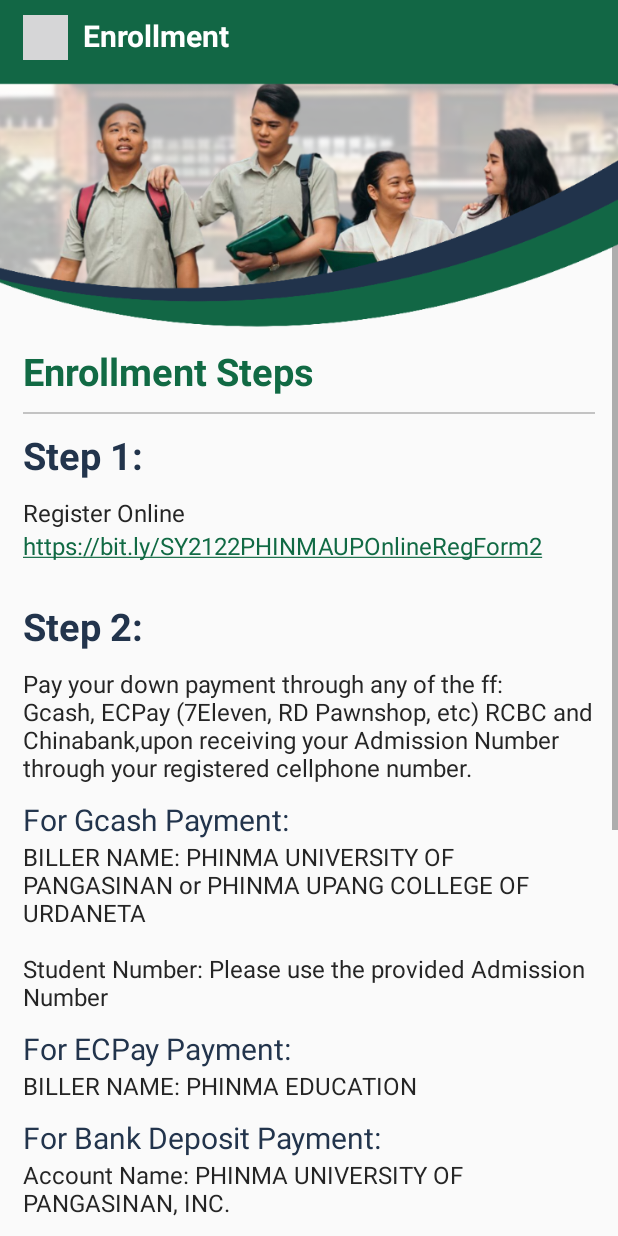
After one commit to uppercaseguy2/android_PHINMAUPangGuide, an Android app: the EnrollmentStepsActivity screen opened directly, with no data from a screen before it, on a phone screen of 412 x 824 dp. The commit adds this screen. Run offline under Robolectric (Android 15) with nearby library versions, the phone set to English and light mode, and no system bars.

Commit message:
accomplish enrollment steps activity

```diff
--- a/app/src/main/AndroidManifest.xml
+++ b/app/src/main/AndroidManifest.xml
@@ -9,6 +9,9 @@
         android:roundIcon="@mipmap/ic_launcher_round"
         android:supportsRtl="true"
         android:theme="@style/Theme.PHINMAUniversityOfPangasinanSYGuidingSystem">
+        <activity
+            android:name=".EnrollmentStepsActivity"
+            android:exported="false" />
         <activity
             android:name=".HelpSelectActivity"
             android:exported="false" />
--- /dev/null
+++ b/app/src/main/java/com/teamuppercaseguy2/android_PHINMAUPangGuide/EnrollmentStepsActivity.java
@@ -0,0 +1,46 @@
+package com.teamuppercaseguy2.android_PHINMAUPangGuide;
+
+import androidx.appcompat.app.AppCompatActivity;
+
+import android.content.Intent;
+import android.graphics.Paint;
+import android.net.Uri;
+import android.os.Bundle;
+import android.view.View;
+import android.widget.Button;
+import android.widget.ImageButton;
+import android.widget.TextView;
+
+public class EnrollmentStepsActivity extends AppCompatActivity {
+    TextView _linkEnroll, _linkProof;
+    ImageButton _backBtn;
+
+    @Override
+    protected void onCreate(Bundle savedInstanceState) {
+        super.onCreate(savedInstanceState);
+        setContentView(R.layout.activity_enrollment_steps);
+
+       _linkEnroll =  findViewById(R.id.link_enroll);
+       _linkProof =  findViewById(R.id.link_proof);
+       _backBtn = findViewById(R.id.btn_return);
+
+       _backBtn.setOnClickListener(view -> onBackPressed());
+
+       _linkProof.setPaintFlags(_linkProof.getPaintFlags() | Paint.UNDERLINE_TEXT_FLAG);
+       _linkEnroll.setPaintFlags(_linkEnroll.getPaintFlags() | Paint.UNDERLINE_TEXT_FLAG);
+
+       _linkEnroll.setOnClickListener(view ->
+               GoToURL(_linkEnroll.getText().toString())
+               );
+        _linkProof.setOnClickListener(view ->
+                GoToURL(_linkProof.getText().toString())
+        );
+
+    }
+
+    void GoToURL(String url){
+        Uri uri = Uri.parse(url);
+        Intent intent= new Intent(Intent.ACTION_VIEW,uri);
+        startActivity(intent);
+    }
+}
--- a/app/src/main/java/com/teamuppercaseguy2/android_PHINMAUPangGuide/HelpSelectActivity.java
+++ b/app/src/main/java/com/teamuppercaseguy2/android_PHINMAUPangGuide/HelpSelectActivity.java
@@ -2,14 +2,28 @@ package com.teamuppercaseguy2.android_PHINMAUPangGuide;
 
 import androidx.appcompat.app.AppCompatActivity;
 
+import android.content.Intent;
 import android.os.Bundle;
+import android.view.View;
+import android.widget.Button;
 
 public class HelpSelectActivity extends AppCompatActivity {
+
+    Button _viewEnrollment, _viewUniform, _viewFees, _viewCampus;
 
     @Override
     protected void onCreate(Bundle savedInstanceState) {
         super.onCreate(savedInstanceState);
         setContentView(R.layout.activity_help_select);
 
+        _viewEnrollment = findViewById(R.id.view_Enrollment);
+        _viewUniform = findViewById(R.id.view_uniforms);
+        _viewFees = findViewById(R.id.view_Fees);
+        _viewCampus = findViewById(R.id.view_campus);
+
+
+        _viewEnrollment.setOnClickListener(view -> {
+            startActivity(new Intent(HelpSelectActivity.this, EnrollmentStepsActivity.class));
+        });
     }
 }
--- a/app/src/main/java/com/teamuppercaseguy2/android_PHINMAUPangGuide/MainActivity.java
+++ b/app/src/main/java/com/teamuppercaseguy2/android_PHINMAUPangGuide/MainActivity.java
@@ -20,6 +20,7 @@ public class MainActivity extends AppCompatActivity {
 
         _findMore.setOnClickListener(view -> {
             startActivity(new Intent(MainActivity.this, HelpSelectActivity.class));
+            finish();
         });
 
 
--- /dev/null
+++ b/app/src/main/res/layout/activity_enrollment_steps.xml
@@ -0,0 +1,253 @@
+<?xml version="1.0" encoding="utf-8"?>
+<androidx.constraintlayout.widget.ConstraintLayout xmlns:android="http://schemas.android.com/apk/res/android"
+    xmlns:app="http://schemas.android.com/apk/res-auto"
+    xmlns:tools="http://schemas.android.com/tools"
+    android:layout_width="match_parent"
+    android:layout_height="match_parent"
+    tools:context=".EnrollmentStepsActivity">
+
+    <ImageButton
+        android:id="@+id/btn_return"
+        android:layout_width="30dp"
+        android:layout_height="30dp"
+        android:background="?android:selectableItemBackgroundBorderless"
+        android:elevation="3dp"
+        android:foreground="@drawable/ic_baseline_arrow_back_24"
+        app:layout_constraintBottom_toBottomOf="parent"
+        app:layout_constraintEnd_toEndOf="parent"
+        app:layout_constraintHorizontal_bias="0.04"
+        app:layout_constraintStart_toStartOf="parent"
+        app:layout_constraintTop_toTopOf="parent"
+        app:layout_constraintVertical_bias="0.0125" />
+
+    <TextView
+        android:layout_width="wrap_content"
+        android:layout_height="wrap_content"
+        android:elevation="3dp"
+        android:layout_marginStart="10dp"
+        android:layout_marginTop="10dp"
+
+        android:text="Enrollment"
+        android:textColor="@color/white"
+        android:textSize="20sp"
+        android:textStyle="bold"
+        app:layout_constraintStart_toEndOf="@+id/btn_return"
+        app:layout_constraintTop_toTopOf="parent" />
+
+    <ImageView
+        android:id="@+id/imageView4"
+        android:layout_width="match_parent"
+        android:layout_height="wrap_content"
+        android:adjustViewBounds="true"
+        android:elevation="2dp"
+        android:scaleType="fitXY"
+        android:src="@drawable/header_enrollment"
+        app:layout_constraintEnd_toEndOf="parent"
+        app:layout_constraintHorizontal_bias="0.5"
+        app:layout_constraintStart_toStartOf="parent"
+        app:layout_constraintTop_toTopOf="parent" />
+
+    <ScrollView
+        android:id="@+id/scrollView2"
+        android:layout_width="match_parent"
+        android:layout_height="match_parent">
+
+        <LinearLayout
+            android:layout_width="match_parent"
+            android:layout_height="wrap_content"
+            android:orientation="vertical">
+
+            <TextView
+                android:layout_width="match_parent"
+                android:layout_height="wrap_content"
+                android:paddingStart="15dp"
+                android:paddingTop="230dp"
+                android:paddingBottom="10dp"
+                android:text="Enrollment Steps"
+                android:textColor="@color/upang_green"
+                android:textSize="25sp"
+                android:textStyle="bold" />
+
+            <View
+                android:layout_width="match_parent"
+                android:layout_height="1dp"
+                android:layout_marginHorizontal="15dp"
+                android:layout_marginBottom="10dp"
+                android:background="@color/upang_lightgray" />
+
+            <TextView
+                android:layout_width="match_parent"
+                android:layout_height="wrap_content"
+                android:paddingStart="15dp"
+                android:paddingBottom="10dp"
+                android:text="Step 1:"
+                android:textColor="@color/upang_blue"
+                android:textSize="25sp"
+                android:textStyle="bold" />
+            <TextView
+                android:layout_width="match_parent"
+                android:layout_height="wrap_content"
+                android:layout_marginHorizontal="15dp"
+                android:text="Register Online"
+                android:textColor="@color/black"
+                android:textSize="16sp"
+                />
+             <TextView
+                android:id="@+id/link_enroll"
+                android:layout_width="match_parent"
+                android:layout_height="wrap_content"
+                android:layout_marginHorizontal="15dp"
+                android:text="https://bit.ly/SY2122PHINMAUPOnlineRegForm2"
+                android:textColor="@color/upang_green"
+                android:textSize="16sp"
+                />
+
+            <TextView
+                android:layout_marginTop="15dp"
+                android:layout_width="match_parent"
+                android:layout_height="wrap_content"
+                android:paddingStart="15dp"
+                android:paddingVertical="10dp"
+                android:text="Step 2:"
+                android:textColor="@color/upang_blue"
+                android:textSize="25sp"
+                android:textStyle="bold"
+                android:singleLine="false"/>
+            <TextView
+                android:layout_width="match_parent"
+                android:layout_height="wrap_content"
+                android:layout_marginHorizontal="15dp"
+                android:text="Pay your down payment through any of the ff:
+                \nGcash, ECPay (7Eleven, RD Pawnshop, etc) RCBC and Chinabank,upon receiving your Admission Number through your registered cellphone number."
+                android:textSize="16sp"
+                android:textColor="@color/black"
+                android:singleLine="false"
+                />
+            <TextView
+                android:layout_width="match_parent"
+                android:layout_height="wrap_content"
+                android:layout_marginHorizontal="15dp"
+                android:layout_marginTop="10dp"
+                android:text="For Gcash Payment: "
+                android:textSize="20sp"
+                android:textColor="@color/upang_blue"
+                android:singleLine="false"
+                />
+            <TextView
+                android:layout_width="match_parent"
+                android:layout_height="wrap_content"
+                android:layout_marginHorizontal="15dp"
+                android:text="BILLER NAME: PHINMA UNIVERSITY OF PANGASINAN or PHINMA UPANG COLLEGE OF URDANETA
+\n\nStudent Number: Please use the provided Admission Number"
+                android:textColor="@color/black"
+                android:textSize="16sp"
+                android:singleLine="false"
+                />
+
+            <TextView
+                android:layout_width="match_parent"
+                android:layout_height="wrap_content"
+                android:layout_marginHorizontal="15dp"
+                android:layout_marginTop="10dp"
+                android:text="For ECPay Payment:  "
+                android:textSize="20sp"
+                android:textColor="@color/upang_blue"
+                android:singleLine="false"
+                />
+            <TextView
+                android:layout_width="match_parent"
+                android:layout_height="wrap_content"
+                android:layout_marginHorizontal="15dp"
+                android:text="BILLER NAME: PHINMA EDUCATION"
+                android:textSize="16sp"
+                android:textColor="@color/black"
+                android:singleLine="false"
+                />
+
+            <TextView
+                android:layout_width="match_parent"
+                android:layout_height="wrap_content"
+                android:layout_marginHorizontal="15dp"
+                android:layout_marginTop="10dp"
+                android:text="For Bank Deposit Payment: "
+                android:textSize="20sp"
+                android:textColor="@color/upang_blue"
+                android:singleLine="false"
+                />
+            <TextView
+                android:layout_width="match_parent"
+                android:layout_height="wrap_content"
+                android:layout_marginHorizontal="15dp"
+                android:text="Account Name: PHINMA UNIVERSITY OF PANGASINAN, INC.
+\n\nRCBC Account Number: 9005208703
+
+\n\nCHINABANK Account Number: 3690102713"
+                android:textSize="16sp"
+                android:textColor="@color/black"
+                android:singleLine="false"
+                />
+
+            <TextView
+                android:layout_width="match_parent"
+                android:layout_height="wrap_content"
+                android:paddingStart="15dp"
+                android:paddingVertical="10dp"
+                android:text="Step 3:"
+                android:textColor="@color/upang_blue"
+                android:textSize="25sp"
+                android:textStyle="bold"
+                android:layout_marginTop="15dp"/>
+            <TextView
+                android:layout_width="match_parent"
+                android:layout_height="wrap_content"
+                android:layout_marginHorizontal="15dp"
+                android:text="Kindly send your proof of payment to this link: "
+                android:textColor="@color/black"
+                android:textSize="16sp"
+                />
+            <TextView
+                android:id="@+id/link_proof"
+                android:layout_width="match_parent"
+                android:layout_height="wrap_content"
+                android:layout_marginHorizontal="15dp"
+                android:text="https://bit.ly/UPPaymentForm2122"
+                android:textColor="@color/upang_green"
+                android:textSize="16sp"
+                />
+
+            <TextView
+                android:layout_width="match_parent"
+                android:layout_height="wrap_content"
+                android:paddingStart="15dp"
+                android:paddingVertical="10dp"
+                android:text="Step 4:"
+                android:textColor="@color/upang_blue"
+                android:textSize="25sp"
+                android:textStyle="bold"
+                android:layout_marginTop="15dp"/>
+            <TextView
+                android:layout_width="match_parent"
+                android:layout_height="wrap_content"
+                android:layout_marginHorizontal="15dp"
+                android:text="Receive your Student Number and Schedule through email address provided in your registration."
+                android:textSize="16sp"
+                android:textColor="@color/black"
+
+                />
+            <TextView
+                android:layout_width="match_parent"
+                android:layout_height="wrap_content"
+                android:layout_marginHorizontal="15dp"
+                android:text="\n\n#KasamaKoAngPHINMAEd
+\n#MakingLivesBetterThroughEducation\n\n"
+                android:textSize="16sp"
+
+                android:textColor="@color/upang_blue"
+                />
+
+
+
+        </LinearLayout>
+    </ScrollView>
+
+</androidx.constraintlayout.widget.ConstraintLayout>
--- a/app/src/main/res/values/strings.xml
+++ b/app/src/main/res/values/strings.xml
@@ -1,3 +1,9 @@
 <resources>
     <string name="app_name">PHINMA University of Pangasinan S.Y. Guiding System</string>
+
+    <string name="text_step_two">
+
+    </string>
+
+
 </resources>
```
Also changed, not shown: app/src/main/res/drawable-xxxhdpi/header_campus.png (added), app/src/main/res/drawable-xxxhdpi/header_enrollment.png (added), app/src/main/res/drawable-xxxhdpi/header_fees.png (added), app/src/main/res/drawable-xxxhdpi/header_uniform.png (added).
